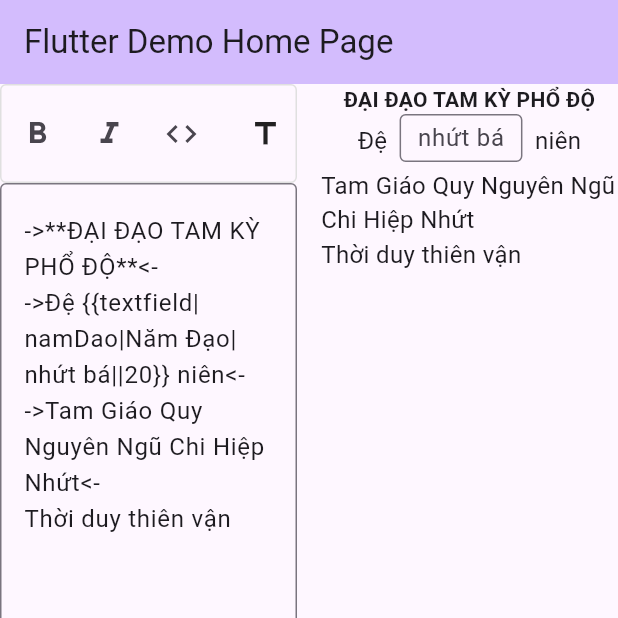
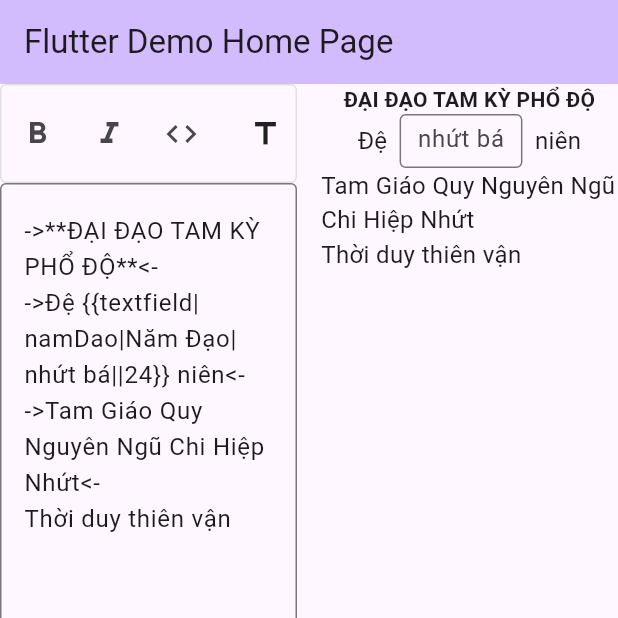
Before and after one commit to caodaion/flex_markdown, a Flutter app: the screen it shows after launch, on a phone screen of 412 x 824 dp, the top half of it. Run offline on Flutter 3.47's test engine with Material 3 defaults, Android fonts, the phone set to English and light mode, and no system bars.

Commit message:
Update text field element to center text vertically and adjust padding; modify example data for consistency

```diff
--- a/example/lib/main.dart
+++ b/example/lib/main.dart
@@ -203,7 +203,7 @@ Made with Flutter and FlexMarkdown
         controllerPosition: MarkdownControllerPosition.above,
         data: '''
 ->**ĐẠI ĐẠO TAM KỲ PHỔ ĐỘ**<-
-->Đệ {{textfield|namDao|Năm Đạo|nhứt bá||20}} niên<-
+->Đệ {{textfield|namDao|Năm Đạo|nhứt bá||24}} niên<-
 ->Tam Giáo Quy Nguyên Ngũ Chi Hiệp Nhứt<-
 Thời duy thiên vận
 ''',
--- a/lib/src/widgets/form_elements.dart
+++ b/lib/src/widgets/form_elements.dart
@@ -44,11 +44,12 @@ class TextFieldElement extends FormElement {
           margin: const EdgeInsets.symmetric(horizontal: 4),
           child: TextField(
             controller: _controller,
+            textAlignVertical: TextAlignVertical.center,
             decoration: InputDecoration(
               hintText: hint,
               isDense: true,
               contentPadding:
-                  const EdgeInsets.symmetric(horizontal: 8, vertical: 4),
+                  const EdgeInsets.symmetric(horizontal: 8, vertical: 8),
               border: const OutlineInputBorder(),
             ),
             onChanged: (value) {
```
